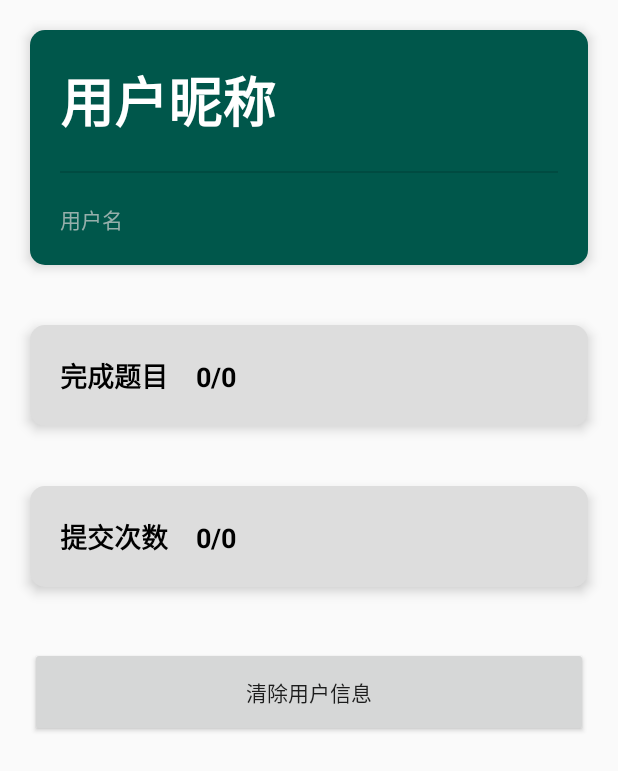
After one commit to xiez22/OJ-APP, an Android app: the layout activity_info.xml on its own in the app's theme, with its tools: preview values and no code run, on a phone screen of 412 x 824 dp. The commit adds this screen. Shown: the top 771 px of the screen. Run offline under Robolectric (Android 15) with nearby library versions, the phone set to English and light mode, and no system bars.

Commit message:
新增查看用户做题数据的功能。

```diff
--- a/app/src/main/AndroidManifest.xml
+++ b/app/src/main/AndroidManifest.xml
@@ -12,7 +12,8 @@
         android:roundIcon="@mipmap/ic_launcher_round"
         android:supportsRtl="true"
         android:theme="@style/AppTheme">
-        <activity android:name=".LoginActivity"></activity>
+        <activity android:name=".InfoActivity"></activity>
+        <activity android:name=".LoginActivity" />
         <activity
             android:name=".MainActivity"
             android:launchMode="singleTask">
--- /dev/null
+++ b/app/src/main/res/drawable/round_gray.xml
@@ -0,0 +1,9 @@
+<?xml version="1.0" encoding="utf-8"?>
+<shape xmlns:android="http://schemas.android.com/apk/res/android">
+    <solid android:color="#dddddd" />
+    <corners android:topLeftRadius="10dp"
+        android:topRightRadius="10dp"
+        android:bottomRightRadius="10dp"
+        android:bottomLeftRadius="10dp"/>
+    <stroke android:width="0dp" android:color="#aaaaaa" />
+</shape>
--- /dev/null
+++ b/app/src/main/res/drawable/round_green.xml
@@ -0,0 +1,9 @@
+<?xml version="1.0" encoding="utf-8"?>
+<shape xmlns:android="http://schemas.android.com/apk/res/android">
+    <solid android:color="#00574B" />
+    <corners android:topLeftRadius="10dp"
+        android:topRightRadius="10dp"
+        android:bottomRightRadius="10dp"
+        android:bottomLeftRadius="10dp"/>
+    <stroke android:width="0dp" android:color="#aaaaaa" />
+</shape>
--- a/app/src/main/res/drawable/round_white.xml
+++ b/app/src/main/res/drawable/round_white.xml
@@ -5,5 +5,5 @@
         android:topRightRadius="5dp"
         android:bottomRightRadius="5dp"
         android:bottomLeftRadius="5dp"/>
-    <stroke android:width="1dp" android:color="#aaaaaa" />
+    <stroke android:width="0dp" android:color="#aaaaaa" />
 </shape>
--- /dev/null
+++ b/app/src/main/res/layout/activity_info.xml
@@ -0,0 +1,87 @@
+<?xml version="1.0" encoding="utf-8"?>
+<androidx.constraintlayout.widget.ConstraintLayout xmlns:android="http://schemas.android.com/apk/res/android"
+    xmlns:app="http://schemas.android.com/apk/res-auto"
+    xmlns:tools="http://schemas.android.com/tools"
+    android:layout_width="match_parent"
+    android:layout_height="match_parent"
+    tools:context=".InfoActivity">
+
+    <LinearLayout
+        android:layout_width="match_parent"
+        android:layout_height="match_parent"
+        android:elevation="2dp"
+        android:orientation="vertical"
+        tools:layout_editor_absoluteX="8dp"
+        tools:layout_editor_absoluteY="8dp">
+
+        <LinearLayout
+            android:layout_width="match_parent"
+            android:layout_height="wrap_content"
+            android:layout_margin="20dp"
+            android:background="@drawable/round_green"
+            android:elevation="5dp"
+            android:orientation="vertical">
+
+            <TextView
+                android:id="@+id/name_text"
+                android:layout_width="match_parent"
+                android:layout_height="wrap_content"
+                android:layout_margin="20dp"
+                android:text="用户昵称"
+                android:textColor="#ffffffff"
+                android:textSize="36sp"
+                android:textStyle="bold" />
+
+            <View
+                android:id="@+id/divider"
+                android:layout_width="match_parent"
+                android:layout_height="1dp"
+                android:layout_marginLeft="20dp"
+                android:layout_marginRight="20dp"
+                android:background="#23000000" />
+
+            <TextView
+                android:id="@+id/username_text"
+                android:layout_width="match_parent"
+                android:layout_height="wrap_content"
+                android:layout_margin="20dp"
+                android:background="#00666363"
+                android:text="用户名"
+                android:textColor="#B0DAD6D6" />
+        </LinearLayout>
+
+        <TextView
+            android:id="@+id/problem_text"
+            android:layout_width="match_parent"
+            android:layout_height="wrap_content"
+            android:layout_margin="20dp"
+            android:background="@drawable/round_gray"
+            android:elevation="5dp"
+            android:padding="20dp"
+            android:text="完成题目    0/0"
+            android:textColor="#000000"
+            android:textSize="18sp"
+            android:textStyle="bold" />
+
+        <TextView
+            android:id="@+id/submit_text"
+            android:layout_width="match_parent"
+            android:layout_height="wrap_content"
+            android:layout_margin="20dp"
+            android:background="@drawable/round_gray"
+            android:elevation="5dp"
+            android:padding="20dp"
+            android:text="提交次数    0/0"
+            android:textColor="#000000"
+            android:textSize="18sp"
+            android:textStyle="bold" />
+
+        <Button
+            android:id="@+id/button"
+            android:layout_width="match_parent"
+            android:layout_height="60dp"
+            android:layout_margin="20dp"
+            android:onClick="onClearClick"
+            android:text="清除用户信息" />
+    </LinearLayout>
+</androidx.constraintlayout.widget.ConstraintLayout>
--- a/app/src/main/res/layout/activity_main.xml
+++ b/app/src/main/res/layout/activity_main.xml
@@ -58,7 +58,7 @@
                 android:layout_marginRight="10dp"
                 android:layout_marginBottom="10dp"
                 android:background="@drawable/round_white"
-                android:elevation="2dp"
+                android:elevation="5dp"
                 android:gravity="center"
                 android:padding="10dp"
                 android:text="尚未连接到服务器"
@@ -71,7 +71,7 @@
                 android:layout_height="100dp"
                 android:layout_margin="10dp"
                 android:background="@drawable/round_white"
-                android:elevation="2dp"
+                android:elevation="5dp"
                 android:gravity="center"
                 android:padding="10dp"
                 android:text="题目号"
```
Also changed, not shown: app/src/main/java/com/ligongzzz/acoj/InfoActivity.java (added, +45 -0 lines), app/src/main/java/com/ligongzzz/acoj/LoginActivity.java (+13 -4 lines), app/src/main/java/com/ligongzzz/acoj/MainActivity.java (+116 -26 lines), 2 other files.
